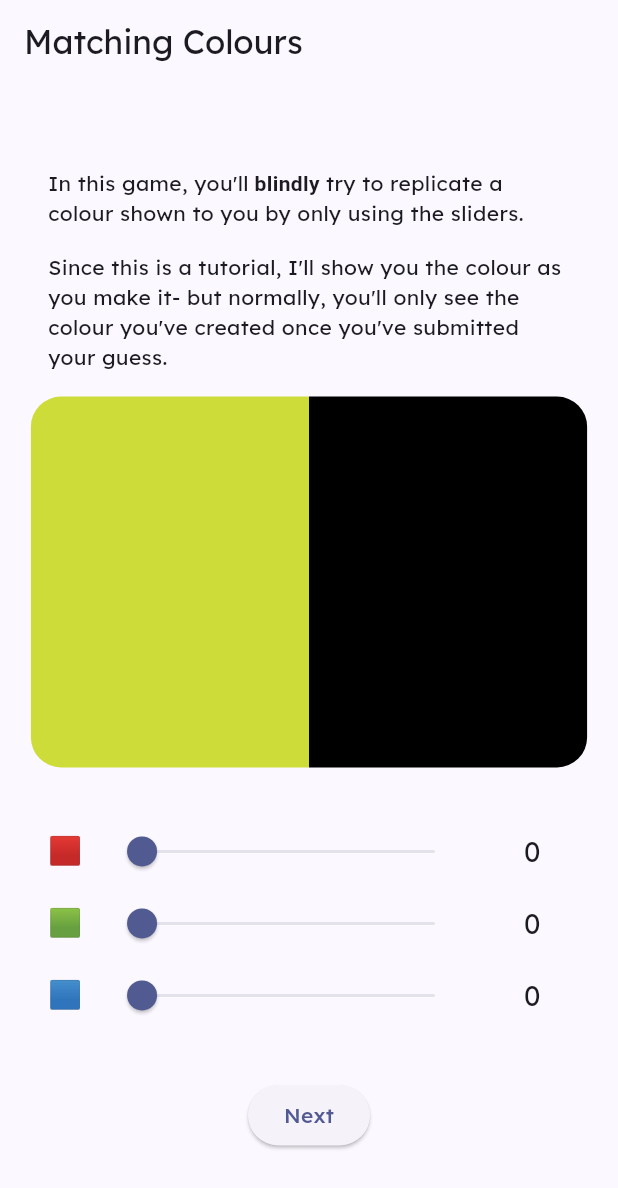
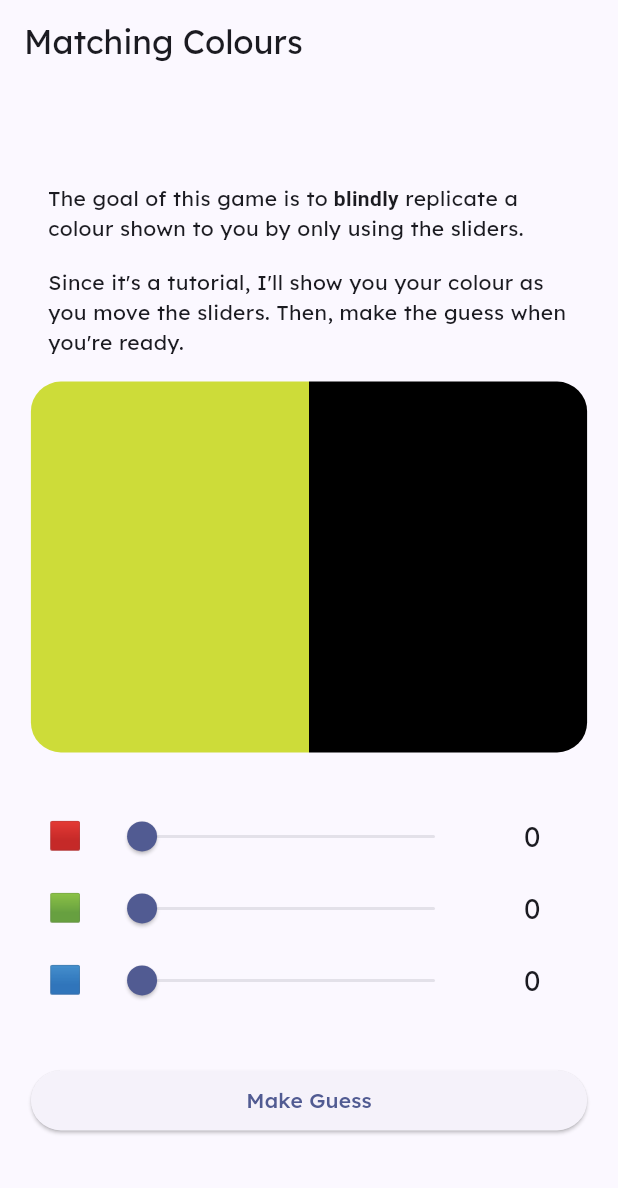
Before and after one commit to simonerlic/colour-guesser, a Flutter app: the MatchingTutorialView screen opened directly, on a phone screen of 412 x 824 dp. Shown: the top 1188 px of the screen. Run offline on Flutter 3.47's test engine with Material 2 defaults, Android fonts, the phone set to English and light mode, and no system bars; our stand-ins replace share_plus, shared_preferences; accounts and stored records are empty.

Commit message:
Finish tutorial section

```diff
--- a/lib/views/tutorial/matching_tutorial_view.dart
+++ b/lib/views/tutorial/matching_tutorial_view.dart
@@ -1,6 +1,8 @@
 import 'package:flutter/material.dart';
 import 'package:colour/views/color_selector_widget.dart';
 import 'package:colour/views/split_colored_box_widget.dart';
+
+import 'package:colour/views/tutorial/tutorial_results_page.dart';
 
 class MatchingTutorialView extends StatefulWidget {
   const MatchingTutorialView({Key? key}) : super(key: key);
@@ -25,19 +27,20 @@ class _MatchingTutorialViewState extends State<MatchingTutorialView> {
       ),
       body: Center(
         child: Padding(
-          padding: const EdgeInsets.all(16),
+          // only horizontal padding
+          padding: const EdgeInsets.symmetric(horizontal: 16),
           child: Column(
             mainAxisAlignment: MainAxisAlignment.center,
             mainAxisSize: MainAxisSize.max,
             children: <Widget>[
               Padding(
-                padding: EdgeInsets.symmetric(horizontal: 16),
+                padding: const EdgeInsets.symmetric(horizontal: 16),
                 child: Column(
                   mainAxisAlignment: MainAxisAlignment.start,
                   children: [
                     RichText(
                       text: TextSpan(
-                        text: "In this game, you'll",
+                        text: "The goal of this game is to",
                         style: Theme.of(context).textTheme.bodyMedium,
                         children: const <TextSpan>[
                           TextSpan(
@@ -48,14 +51,14 @@ class _MatchingTutorialViewState extends State<MatchingTutorialView> {
                           ),
                           TextSpan(
                             text:
-                                " try to replicate a colour shown to you by only using the sliders.",
+                                " replicate a colour shown to you by only using the sliders.",
                           ),
                         ],
                       ),
                     ),
                     const SizedBox(height: 16),
                     const Text(
-                      "Since this is a tutorial, I'll show you the colour as you make it- but normally, you'll only see the colour you've created once you've submitted your guess.",
+                      "Since it's a tutorial, I'll show you your colour as you move the sliders. Then, make the guess when you're ready.",
                     ),
                   ],
                 ),
@@ -78,14 +81,22 @@ class _MatchingTutorialViewState extends State<MatchingTutorialView> {
                 },
               ),
               const SizedBox(height: 16),
-              ElevatedButton(
-                child: const Text('Next'),
-                onPressed: () {
-                  Navigator.pushReplacement(
-                    context,
-                    MaterialPageRoute(builder: (context) => const Text('TODO')),
-                  );
-                },
+              SizedBox(
+                width: MediaQuery.of(context).size.width * 0.90,
+                child: ElevatedButton(
+                  onPressed: () {
+                    Navigator.push(
+                      context,
+                      MaterialPageRoute(
+                        builder: (context) => TutorialResultsPage(
+                          goalColor: Colors.lime,
+                          userColor: selectedColor,
+                        ),
+                      ),
+                    );
+                  },
+                  child: const Text("Make Guess"),
+                ),
               ),
             ],
             // Fill up bottom space
--- a/lib/views/tutorial/slider_tutorial_view.dart
+++ b/lib/views/tutorial/slider_tutorial_view.dart
@@ -39,7 +39,7 @@ class _SliderTutorialViewState extends State<SliderTutorialView> {
                     RichText(
                       text: TextSpan(
                         text:
-                            "There's a lot of theory behind how colours are created, but for now, just know that each colour is made up of a combination of",
+                            "There's a lot of theory behind how colours are created, but for now, all you need to know is that each colour is made up of a combination of",
                         style: Theme.of(context).textTheme.bodyMedium,
                         children: const <TextSpan>[
                           TextSpan(
@@ -77,7 +77,7 @@ class _SliderTutorialViewState extends State<SliderTutorialView> {
                     ),
                     const SizedBox(height: 16),
                     const Text(
-                      "Try moving the sliders below to see how the box colour changes! When you're ready, press the Next button to continue.",
+                      'Try moving the sliders below to see how the values affect the colours! When you\'re ready, press the "Next" button to continue.',
                     )
                   ],
                 ),
--- a/lib/views/tutorial/tutorial_view.dart
+++ b/lib/views/tutorial/tutorial_view.dart
@@ -22,17 +22,17 @@ class TutorialPage extends StatelessWidget {
               ),
               const SizedBox(height: 16),
               const Text(
-                'This tutorial will teach you the basics of creating colours, and how to play the game.',
+                'This tutorial will go over a little bit of the fundamentals of colour and the game itself.',
                 textAlign: TextAlign.center,
               ),
               const SizedBox(height: 16),
               const Text(
-                'Are you ready? Press the button below to start the tutorial.',
+                'Press the button below to start the tutorial.',
                 textAlign: TextAlign.center,
               ),
               const SizedBox(height: 16),
               ElevatedButton(
-                child: const Text('Next'),
+                child: const Text('Let\'s go!'),
                 onPressed: () {
                   Navigator.pushReplacement(
                     context,
```
Also changed, not shown: lib/main.dart (+4 -17 lines), lib/views/tutorial/finish_tutorial_view.dart (added, +58 -0 lines), lib/views/tutorial/tutorial_results_page.dart (added, +118 -0 lines).
